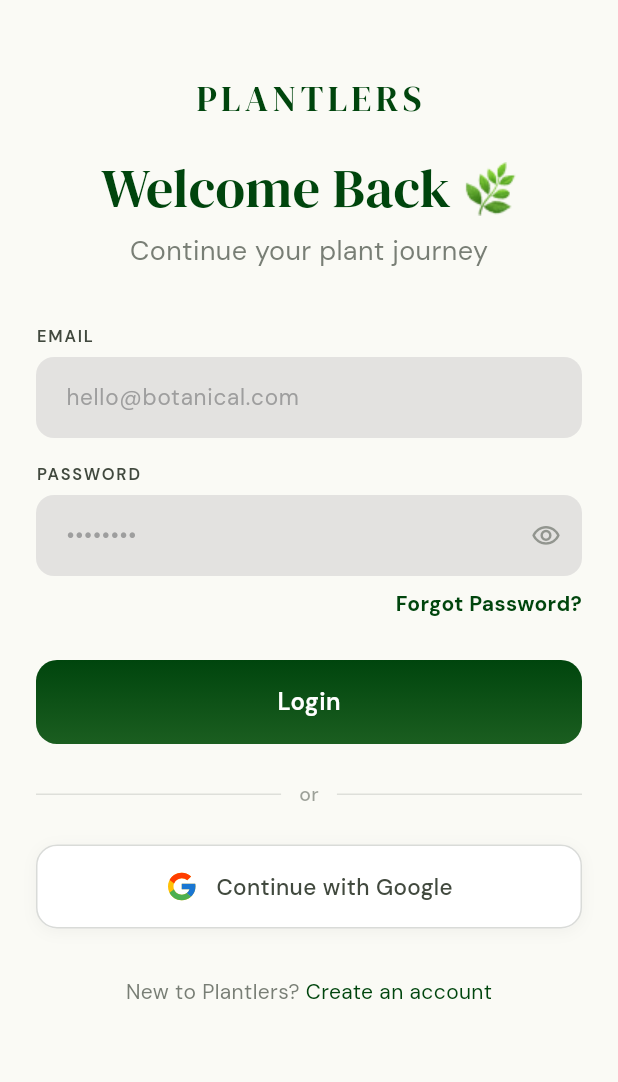
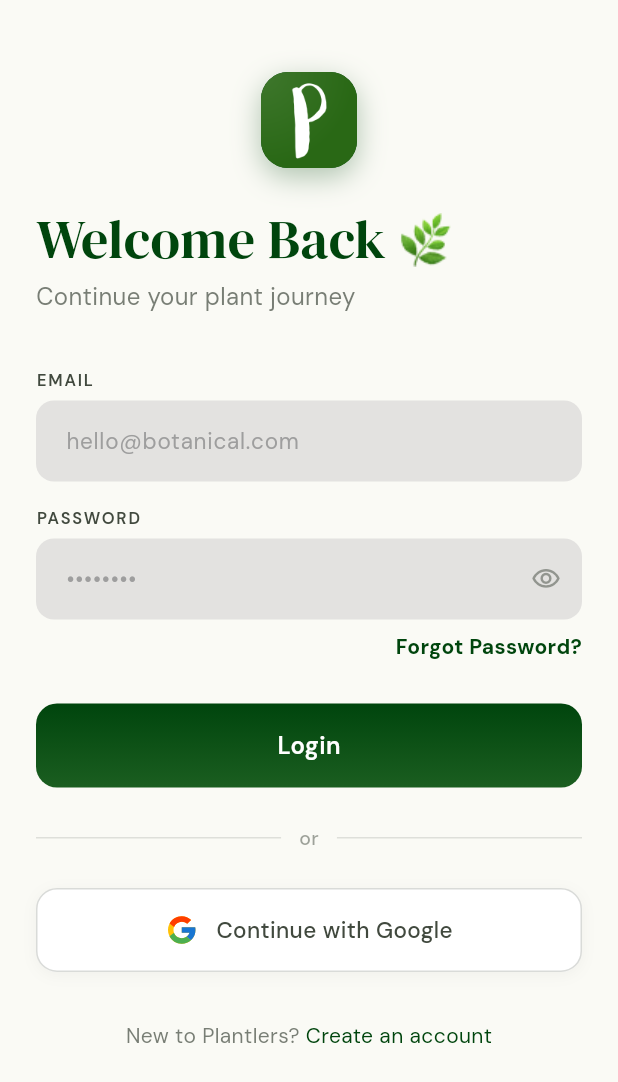
Before and after one commit to AtharvaPatil31/Plantlers, a Flutter app: the _LoginView screen opened directly, on a phone screen of 412 x 824 dp. Shown: the top 1082 px of the screen. Run offline on Flutter 3.47's test engine with Material 3 defaults, Android fonts, the light colour scheme and no system bars; our stand-ins replace bloc, connectivity_plus, dartz, dio, equatable, flutter_bloc and 6 more; accounts and stored records are empty.

Commit message:
feat(auth): polish login + signup screens
- Login: replace PLANTLERS text with app logo (rounded, green shadow)
- Login: left-align Welcome Back title and subtitle for consistency
- Signup: Google button moved to top (above form fields)
- Signup: scrollable layout restored

```diff
--- a/lib/features/auth/presentation/pages/login_page.dart
+++ b/lib/features/auth/presentation/pages/login_page.dart
@@ -96,26 +96,43 @@
             child: Form(
               key: _formKey,
               child: Column(
-                crossAxisAlignment: CrossAxisAlignment.center,
+                crossAxisAlignment: CrossAxisAlignment.start,
                 children: [
                   const SizedBox(height: 48),
 
-                  // ── PLANTLERS wordmark ──────────────────────────────────
-                  Text(
-                    'PLANTLERS',
-                    style: GoogleFonts.dmSerifDisplay(
-                      fontSize: 24,
-                      fontWeight: FontWeight.w400,
-                      color: textColor,
-                      letterSpacing: 3,
+                  // ── App logo ────────────────────────────────────────────
+                  Center(
+                    child: Container(
+                      width: 64,
+                      height: 64,
+                      decoration: BoxDecoration(
+                        color: _primaryGreen,
+                        borderRadius: BorderRadius.circular(18),
+                        boxShadow: [
+                          BoxShadow(
+                            color: _primaryGreen.withValues(alpha: 0.30),
+                            blurRadius: 16,
+                            offset: const Offset(0, 6),
+                          ),
+                        ],
+                      ),
+                      child: ClipRRect(
+                        borderRadius: BorderRadius.circular(18),
+                        child: Image.asset(
+                          'assets/ic_plantlers_new_logo/applogo.png',
+                          fit: BoxFit.cover,
+                        ),
+                      ),
                     ),
                   ),
 
-                  const SizedBox(height: 24),
+                  const SizedBox(height: 28),
 
                   // ── Welcome Back + leaf ─────────────────────────────────
-                  Row(
-                    mainAxisAlignment: MainAxisAlignment.center,
+                  Align(
+                    alignment: Alignment.centerLeft,
+                    child: Row(
+                      mainAxisSize: MainAxisSize.min,
                       crossAxisAlignment: CrossAxisAlignment.center,
                       children: [
                         Text(
@@ -135,16 +152,20 @@
                         ),
                       ],
                     ),
+                  ),
 
-                  const SizedBox(height: 8),
+                  const SizedBox(height: 6),
 
-                  // ── Subtitle ────────────────────────────────────────────
-                  Text(
+                  // ── Subtitle — left-aligned to match title ──────────────
+                  Align(
+                    alignment: Alignment.centerLeft,
+                    child: Text(
                       'Continue your plant journey',
                       style: GoogleFonts.dmSans(
-                      fontSize: 18,
+                        fontSize: 16,
                         fontWeight: FontWeight.w400,
                         color: subtitleColor,
+                      ),
                     ),
                   ),
 
--- a/lib/features/auth/presentation/pages/signup_page.dart
+++ b/lib/features/auth/presentation/pages/signup_page.dart
@@ -528,7 +528,7 @@
   Widget build(BuildContext context) {
     return GestureDetector(
       onTap: onTap,
-      child: Container(git commit -m "Resolve README merge conflict"
+      child: Container(
         width: double.infinity,
         height: 56,
         decoration: BoxDecoration(
```
Lines whose indentation alone changed are shown as unchanged.
